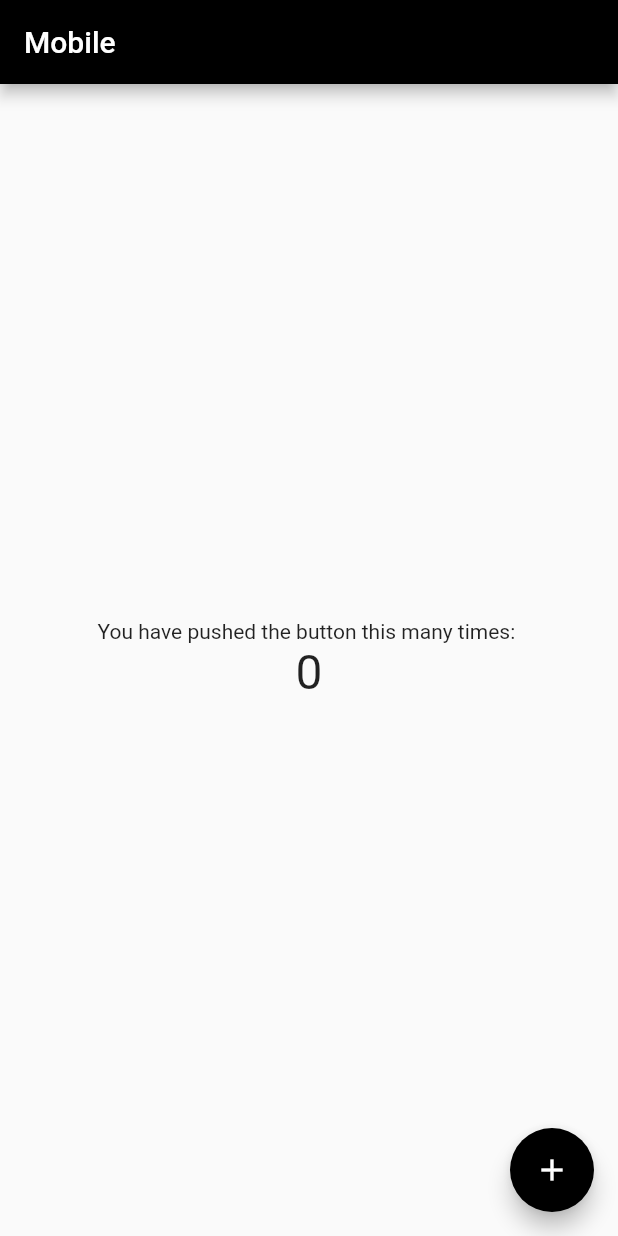
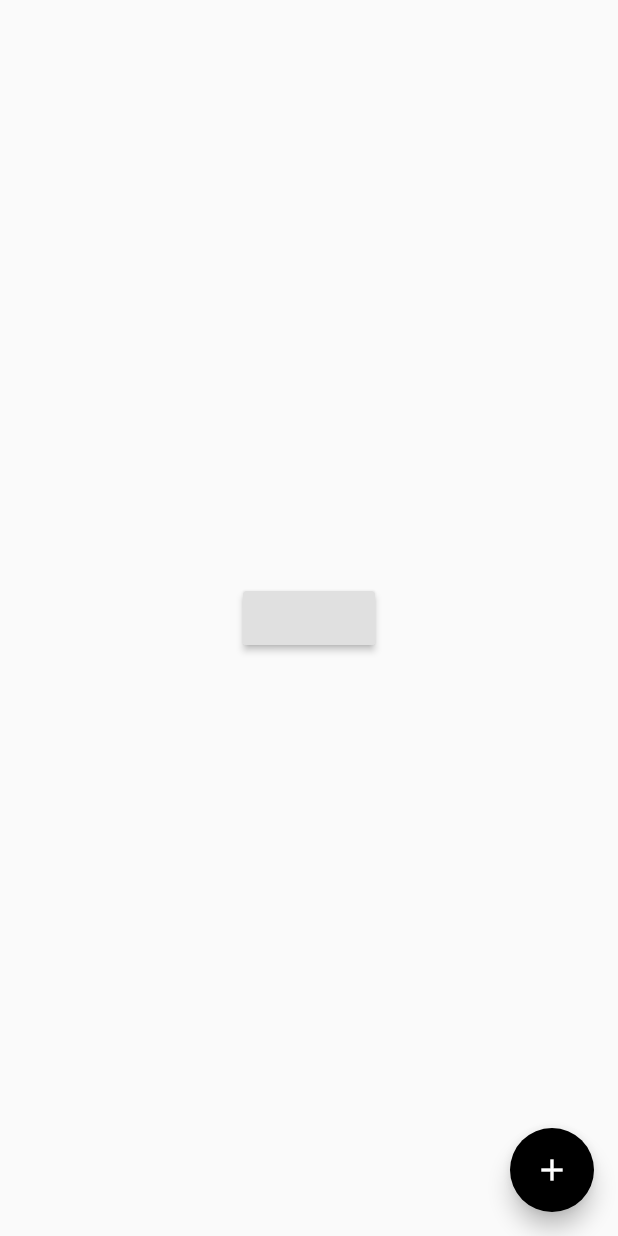
Before and after one commit to Zhark10/SimpleFlutterMVVM, a Flutter app: the screen it shows after launch, on a phone screen of 412 x 824 dp. Run offline on Flutter 3.47's test engine with Material 2 defaults, Android fonts, the phone set to English and light mode, and no system bars; our stand-ins replace equatable, get_it, logger, provider_architecture, responsive_builder.

```diff
--- a/lib/core/services/navigator_service.dart
+++ b/lib/core/services/navigator_service.dart
@@ -32,8 +32,4 @@ class NavigatorService extends BaseService {
     }
     navigatorKey.currentState.pop(result);
   }
-
-  // Future<T> navigateToCropImage<T>(image) async {
-  //   return await navigateToPage(MaterialPageRoute(builder: (context) => ImgCropWidget(image: image)));
-  // }
 }
--- a/lib/views/home/home_mobile.dart
+++ b/lib/views/home/home_mobile.dart
@@ -8,24 +8,10 @@ class _HomeMobile extends StatelessWidget {
   @override
   Widget build(BuildContext context) {
     return Scaffold(
-      appBar: AppBar(
-        title: Text('Mobile'),
-        backgroundColor: Colors.black,
-      ),
       body: Center(
-        child: Column(
-          mainAxisAlignment: MainAxisAlignment.center,
-          children: <Widget>[
-            Text(
-              'You have pushed the button this many times: ',
-              style: TextStyle(fontSize: 14),
-            ),
-            Text(
-              '${viewModel.counter}',
-              style: TextStyle(fontSize: 32.0),
-            ),
-          ],
-        ),
+        child: RaisedButton(onPressed: () {
+
+        }),
       ),
       floatingActionButton: FloatingActionButton(
         child: Icon(Icons.add),
--- a/lib/views/home/home_view.dart
+++ b/lib/views/home/home_view.dart
@@ -14,7 +14,6 @@ class HomeView extends StatelessWidget {
       viewModel: viewModel,
       onModelReady: (viewModel) {
         // Do something once your viewModel is initialized
-        print('test');
       },
       builder: (context, viewModel, child) {
         return _HomeMobile(viewModel);
```
Also changed, not shown: lib/widgets/header/header_desktop.dart (added, +10 -0 lines), lib/widgets/header/header_mobile.dart (added, +10 -0 lines), lib/widgets/header/header_tablet.dart (added, +10 -0 lines), lib/widgets/header/header_widget.dart (added, +19 -0 lines).
